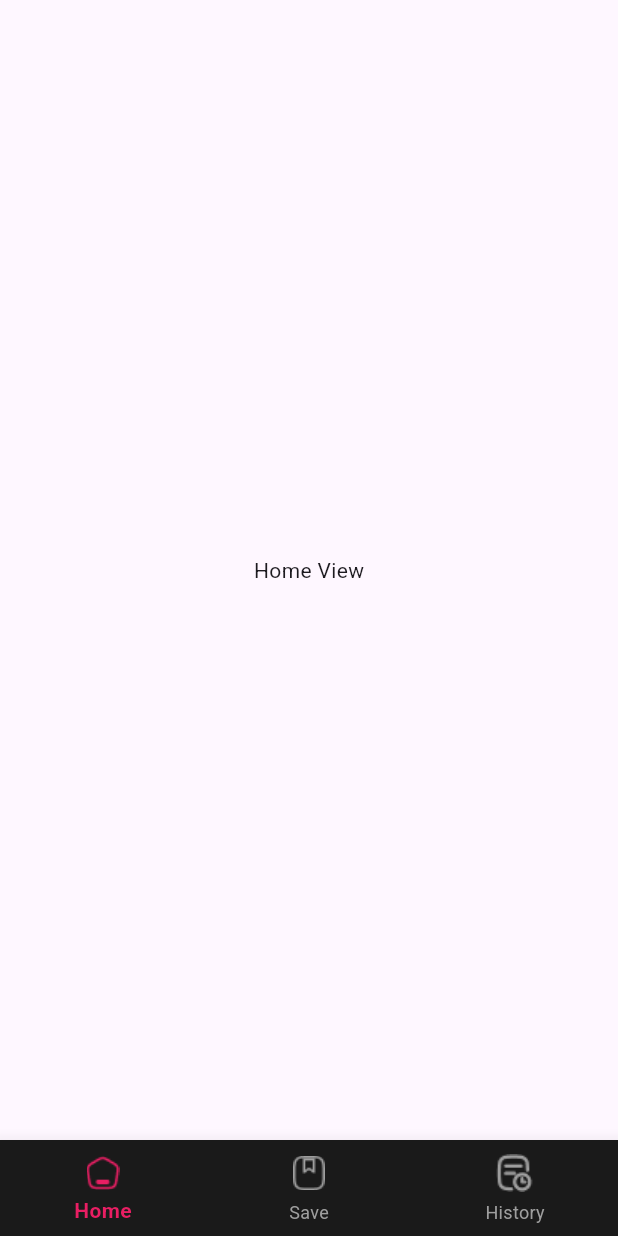
After one commit to sparktech-agency/music-streaming-app, a Flutter app: the HomeView screen opened by its route, on a phone screen of 412 x 824 dp. The commit adds this screen. Run offline on Flutter 3.47's test engine with Material 3 defaults, Android fonts, the phone set to English and light mode, and no system bars; our stand-ins replace get, smooth_page_indicator.

Commit message:
navbar created

```diff
--- /dev/null
+++ b/lib/features/bottom_navbar/bottom_navbar.dart
@@ -0,0 +1,53 @@
+import 'package:flutter/material.dart';
+import 'package:music_streaming_app/features/bottom_navbar/controller/bottom_nav_controller.dart';
+import 'package:get/get.dart';
+
+class BottomNavbar extends StatelessWidget {
+  const BottomNavbar({super.key});
+
+  @override
+  Widget build(BuildContext context) {
+
+    final BottomNavController controller = Get.put(BottomNavController());
+    return Obx(
+        ()=> BottomNavigationBar(
+
+          currentIndex: controller.selectedIndex.value,
+          onTap: controller.changeIndex,
+          type: BottomNavigationBarType.fixed,
+          backgroundColor: Color(0xFF1A1A1A),
+          selectedItemColor: Colors.pink,
+          unselectedItemColor: Colors.grey,
+          elevation: 10,
+          selectedLabelStyle: TextStyle(fontSize: 14, fontWeight: FontWeight.bold),
+          unselectedLabelStyle: TextStyle(fontSize: 12, fontWeight: FontWeight.normal),
+
+
+
+          items: const <BottomNavigationBarItem>[
+
+                BottomNavigationBarItem(
+                  icon: ImageIcon(AssetImage('assets/app_icons/home_icon.png'), size: 30),
+                  label: 'Home',
+
+                ),
+                BottomNavigationBarItem(
+              icon: ImageIcon(AssetImage('assets/app_icons/save_icon.png'), size: 30),
+              label: 'Save',
+
+                ),
+                BottomNavigationBarItem(
+              icon: ImageIcon(AssetImage('assets/app_icons/history_icon.png'), size: 30),
+              label: 'History',
+
+            ),
+
+
+          ],
+
+
+
+        )
+    );
+  }
+}
--- /dev/null
+++ b/lib/features/bottom_navbar/controller/bottom_nav_controller.dart
@@ -0,0 +1,15 @@
+
+import 'package:get/get.dart';
+
+class BottomNavController extends GetxController{
+
+  var selectedIndex = 0.obs;
+
+  void changeIndex(int index){
+    selectedIndex.value = index;
+  }
+
+
+
+
+}
--- /dev/null
+++ b/lib/features/home_screen/home_view.dart
@@ -0,0 +1,17 @@
+import 'package:flutter/material.dart';
+import 'package:music_streaming_app/features/bottom_navbar/bottom_navbar.dart';
+
+class HomeView extends StatelessWidget {
+  const HomeView({super.key});
+
+  @override
+  Widget build(BuildContext context) {
+    return const Scaffold(
+
+      body: Center(
+        child: Text('Home View'),
+      ),
+      bottomNavigationBar: BottomNavbar(),
+    );
+  }
+}
--- a/lib/features/onboarding_screen/controller/onboarding_controller.dart
+++ b/lib/features/onboarding_screen/controller/onboarding_controller.dart
@@ -1,5 +1,6 @@
 import 'package:flutter/material.dart';
 import 'package:get/get.dart';
+import 'package:music_streaming_app/routes/app_routes.dart';
 
 class OnboardingController extends GetxController{
 
@@ -38,8 +39,8 @@ void nextPage() {
     }
 
   } else {
-    print('Last Page - Navigate to next screen or action');
-    // Get.off(() => HomeScreen()); // উদাহরণ
+
+   Get.offAllNamed(AppRoutes.homeScreen);
   }
 
 }
--- a/lib/routes/app_routes.dart
+++ b/lib/routes/app_routes.dart
@@ -1,4 +1,5 @@
 import 'package:get/get.dart';
+import 'package:music_streaming_app/features/home_screen/home_view.dart';
 import 'package:music_streaming_app/features/onboarding_screen/onboarding_view.dart';
 import 'package:music_streaming_app/features/splash_screen/splash_view.dart';
 
@@ -6,6 +7,7 @@ import 'package:music_streaming_app/features/splash_screen/splash_view.dart';
 final List<GetPage> routes = [
   GetPage(name: AppRoutes.splashScreen, page: ()=> SplashView()),
   GetPage(name: AppRoutes.onboardingScreen, page: ()=> OnboardingView()),
+  GetPage(name: AppRoutes.homeScreen, page: ()=> HomeView()),
 
 ];
 
@@ -14,6 +16,7 @@ class AppRoutes{
   AppRoutes._();
   static const String splashScreen = '/splash';
   static const String onboardingScreen = '/onboarding';
+  static const String homeScreen = '/home';
 
 
 }
--- a/pubspec.yaml
+++ b/pubspec.yaml
@@ -63,6 +63,7 @@ flutter:
   assets:
     - assets/images/
     - assets/app_logos/
+    - assets/app_icons/
 
 
   # An image asset can refer to one or more resolution-specific "variants", see
```
Also changed, not shown: assets/app_icons/history_icon.png (added), assets/app_icons/home_icon.png (added), assets/app_icons/save_icon.png (added).
